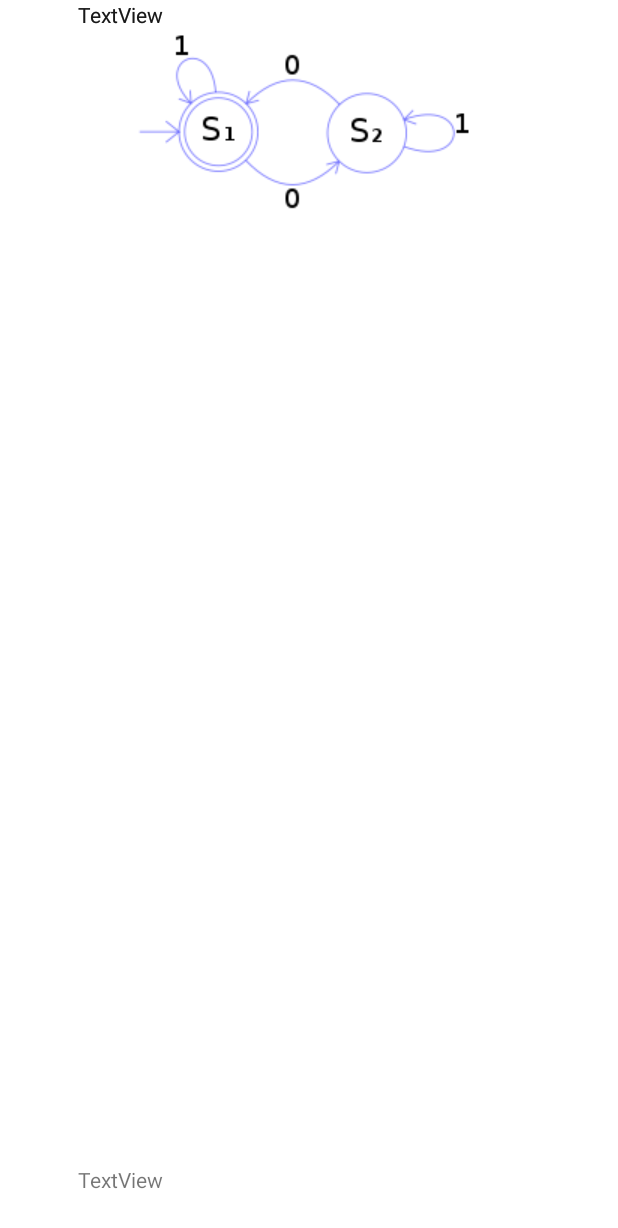
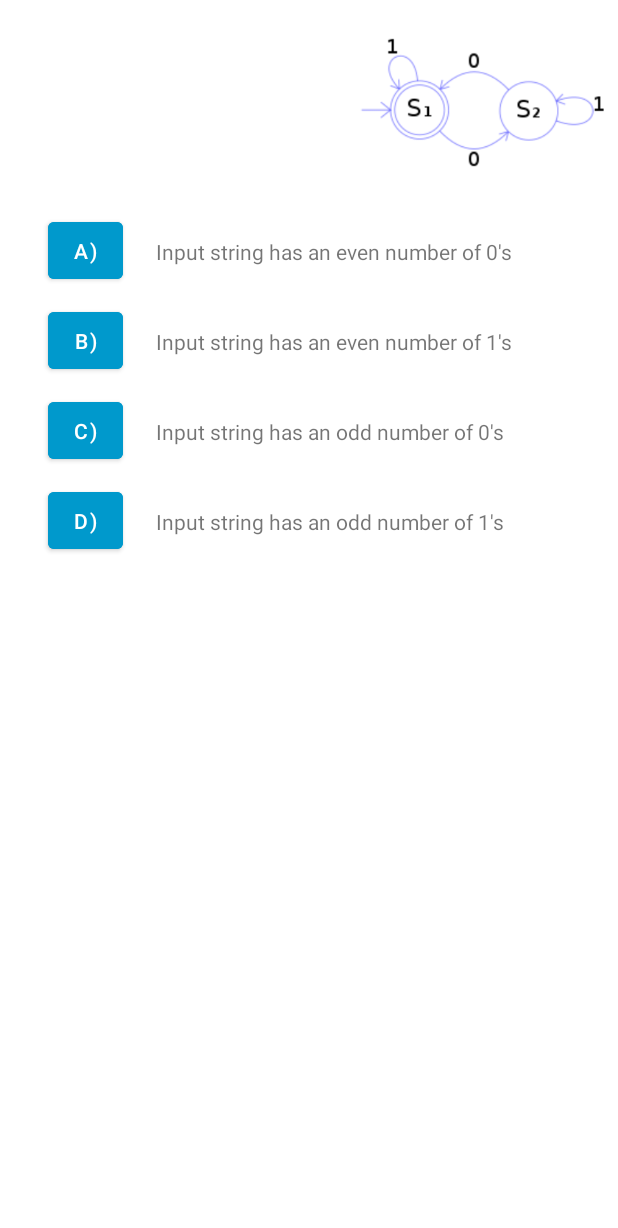
Before and after one commit to clutzyninja/DFA_game, an Android app: the layout activity_question1.xml on its own in the app's theme, with its tools: preview values and no code run, on a phone screen of 412 x 824 dp. Shown: the top 1228 px of the screen. Run offline under Robolectric (Android 15) with nearby library versions, the phone set to English and light mode, and no system bars.

Commit message:
Making progress

```diff
--- a/app/src/main/res/layout/activity_question1.xml
+++ b/app/src/main/res/layout/activity_question1.xml
@@ -1,120 +1,102 @@
 <?xml version="1.0" encoding="utf-8"?>
-<androidx.constraintlayout.widget.ConstraintLayout xmlns:android="http://schemas.android.com/apk/res/android"
+<RelativeLayout xmlns:android="http://schemas.android.com/apk/res/android"
     xmlns:app="http://schemas.android.com/apk/res-auto"
     xmlns:tools="http://schemas.android.com/tools"
     android:layout_width="match_parent"
-    android:layout_height="match_parent">
+    android:layout_height="match_parent" >
+
+    <TextView
+        android:id="@+id/textView12"
+        android:layout_width="wrap_content"
+        android:layout_height="wrap_content"
+        android:layout_alignParentStart="true"
+        android:layout_alignParentTop="true"
+        android:layout_marginStart="104dp"
+        android:layout_marginTop="218dp"
+        android:text="Input string has an even number of 1's" />
+
+    <TextView
+        android:id="@+id/textView11"
+        android:layout_width="wrap_content"
+        android:layout_height="wrap_content"
+        android:layout_alignParentStart="true"
+        android:layout_alignParentTop="true"
+        android:layout_marginStart="104dp"
+        android:layout_marginTop="338dp"
+        android:text="Input string has an odd number of 1's" />
 
     <ImageView
-        android:id="@+id/imageView"
+        android:id="@+id/imageView2"
         android:layout_width="wrap_content"
         android:layout_height="wrap_content"
-        app:layout_constraintBottom_toBottomOf="parent"
-        app:layout_constraintEnd_toEndOf="parent"
-        app:layout_constraintHorizontal_bias="0.498"
-        app:layout_constraintStart_toStartOf="parent"
-        app:layout_constraintTop_toTopOf="parent"
-        app:layout_constraintVertical_bias="0.018"
+        android:layout_alignParentStart="true"
+        android:layout_alignParentTop="true"
+        android:layout_centerHorizontal="true"
+        android:layout_marginStart="235dp"
+        android:layout_marginTop="0dp"
         app:srcCompat="@drawable/even0s" />
 
     <Button
-        android:id="@+id/button"
+        android:id="@+id/button5"
         android:layout_width="50dp"
         android:layout_height="50dp"
-        android:layout_marginStart="16dp"
-        android:layout_marginTop="32dp"
-        android:layout_marginEnd="681dp"
-        android:layout_marginBottom="8dp"
-        android:text="A)"
-        app:layout_constraintBottom_toTopOf="@+id/button2"
-        app:layout_constraintEnd_toEndOf="parent"
-        app:layout_constraintStart_toStartOf="parent"
-        app:layout_constraintTop_toBottomOf="@+id/imageView"
-        app:layout_constraintVertical_bias="0.0" />
+        android:layout_alignParentStart="true"
+        android:layout_alignParentTop="true"
+        android:layout_marginStart="32dp"
+        android:layout_marginTop="142dp"
+        android:backgroundTint="@android:color/holo_blue_dark"
+        android:text="A)" />
 
     <Button
-        android:id="@+id/button4"
+        android:id="@+id/button6"
         android:layout_width="50dp"
         android:layout_height="50dp"
-        android:layout_marginStart="16dp"
-        android:layout_marginTop="8dp"
-        android:layout_marginEnd="681dp"
-        android:layout_marginBottom="32dp"
-        android:text="D)"
-        app:layout_constraintBottom_toBottomOf="parent"
-        app:layout_constraintEnd_toEndOf="parent"
-        app:layout_constraintStart_toStartOf="parent"
-        app:layout_constraintTop_toBottomOf="@+id/button3"
-        tools:ignore="HardcodedText" />
+        android:layout_alignParentStart="true"
+        android:layout_alignParentTop="true"
+        android:layout_marginStart="32dp"
+        android:layout_marginTop="202dp"
+        android:text="B)"
+        android:backgroundTint="@android:color/holo_blue_dark"/>
 
     <Button
-        android:id="@+id/button2"
+        android:id="@+id/button7"
         android:layout_width="50dp"
         android:layout_height="50dp"
-        android:layout_marginStart="16dp"
-        android:layout_marginTop="8dp"
-        android:layout_marginEnd="681dp"
-        android:layout_marginBottom="8dp"
-        android:text="B)"
-        app:layout_constraintBottom_toTopOf="@+id/button3"
-        app:layout_constraintEnd_toEndOf="parent"
-        app:layout_constraintStart_toStartOf="parent"
-        app:layout_constraintTop_toBottomOf="@+id/button"
-        tools:ignore="HardcodedText" />
+        android:layout_alignParentStart="true"
+        android:layout_alignParentTop="true"
+        android:layout_marginStart="32dp"
+        android:layout_marginTop="262dp"
+        android:text="C)"
+        android:backgroundTint="@android:color/holo_blue_dark"/>
 
     <Button
-        android:id="@+id/button3"
+        android:id="@+id/button8"
         android:layout_width="50dp"
         android:layout_height="50dp"
-        android:layout_marginStart="16dp"
-        android:layout_marginTop="8dp"
-        android:layout_marginEnd="681dp"
-        android:layout_marginBottom="8dp"
-        android:text="C)"
-        app:layout_constraintBottom_toTopOf="@+id/button4"
-        app:layout_constraintEnd_toEndOf="parent"
-        app:layout_constraintStart_toStartOf="parent"
-        app:layout_constraintTop_toBottomOf="@+id/button2" />
+        android:layout_alignParentStart="true"
+        android:layout_alignParentTop="true"
+        android:layout_marginStart="32dp"
+        android:layout_marginTop="322dp"
+        android:text="D)"
+        android:backgroundTint="@android:color/holo_blue_dark"/>
 
     <TextView
-        android:id="@+id/textView5"
+        android:id="@+id/textView9"
         android:layout_width="wrap_content"
         android:layout_height="wrap_content"
-        android:text="TextView"
-        app:layout_constraintEnd_toEndOf="parent"
-        app:layout_constraintHorizontal_bias="0.147"
-        app:layout_constraintStart_toStartOf="parent"
-        tools:layout_editor_absoluteY="166dp" />
+        android:layout_alignParentStart="true"
+        android:layout_alignParentTop="true"
+        android:layout_marginStart="104dp"
+        android:layout_marginTop="158dp"
+        android:text="Input string has an even number of 0's" />
 
     <TextView
-        android:id="@+id/textView6"
+        android:id="@+id/textView10"
         android:layout_width="wrap_content"
         android:layout_height="wrap_content"
-        android:text="TextView"
-        app:layout_constraintEnd_toEndOf="parent"
-        app:layout_constraintHorizontal_bias="0.147"
-        app:layout_constraintStart_toStartOf="parent"
-        tools:layout_editor_absoluteY="234dp" />
-
-    <TextView
-        android:id="@+id/textView7"
-        android:layout_width="wrap_content"
-        android:layout_height="wrap_content"
-        android:text="TextView"
-        app:layout_constraintEnd_toEndOf="parent"
-        app:layout_constraintHorizontal_bias="0.147"
-        app:layout_constraintStart_toStartOf="parent"
-        tools:layout_editor_absoluteY="300dp" />
-
-    <TextView
-        android:id="@+id/textView8"
-        android:layout_width="wrap_content"
-        android:layout_height="wrap_content"
-        android:layout_marginBottom="28dp"
-        android:text="TextView"
-        app:layout_constraintBottom_toBottomOf="parent"
-        app:layout_constraintEnd_toEndOf="parent"
-        app:layout_constraintHorizontal_bias="0.147"
-        app:layout_constraintStart_toStartOf="parent" />
-
-</androidx.constraintlayout.widget.ConstraintLayout>
+        android:layout_alignParentStart="true"
+        android:layout_alignParentTop="true"
+        android:layout_marginStart="104dp"
+        android:layout_marginTop="278dp"
+        android:text="Input string has an odd number of 0's" />
+</RelativeLayout>
--- a/app/src/main/res/values-night/themes.xml
+++ b/app/src/main/res/values-night/themes.xml
@@ -1,6 +1,6 @@
 <resources xmlns:tools="http://schemas.android.com/tools">
     <!-- Base application theme. -->
-    <style name="Theme.DFA_game" parent="Theme.MaterialComponents.DayNight.DarkActionBar">
+    <style name="Theme.DFA_game" parent="Theme.MaterialComponents.DayNight.NoActionBar">
         <!-- Primary brand color. -->
         <item name="colorPrimary">@color/purple_200</item>
         <item name="colorPrimaryVariant">@color/purple_700</item>
--- a/app/src/main/res/values/themes.xml
+++ b/app/src/main/res/values/themes.xml
@@ -1,6 +1,6 @@
 <resources xmlns:tools="http://schemas.android.com/tools">
     <!-- Base application theme. -->
-    <style name="Theme.DFA_game" parent="Theme.MaterialComponents.DayNight.DarkActionBar">
+    <style name="Theme.DFA_game" parent="Theme.MaterialComponents.DayNight.NoActionBar">
         <!-- Primary brand color. -->
         <item name="colorPrimary">@color/purple_500</item>
         <item name="colorPrimaryVariant">@color/purple_700</item>
```
Also changed, not shown: app/src/main/AndroidManifest.xml (+6 -4 lines), app/src/main/java/com/example/dfa_game/Correct.java (added, +24 -0 lines), app/src/main/java/com/example/dfa_game/Incorrect.java (added, +26 -0 lines), app/src/main/java/com/example/dfa_game/NewGame.java (+12 -0 lines), app/src/main/res/layout/correct.xml (added, +19 -0 lines), app/src/main/res/layout/incorrect.xml (added, +19 -0 lines), 2 other files.
